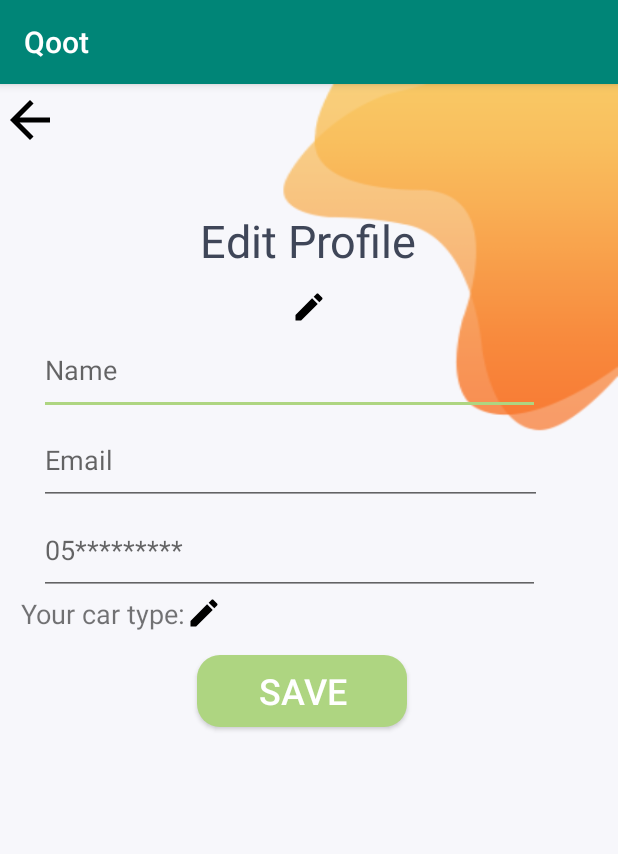
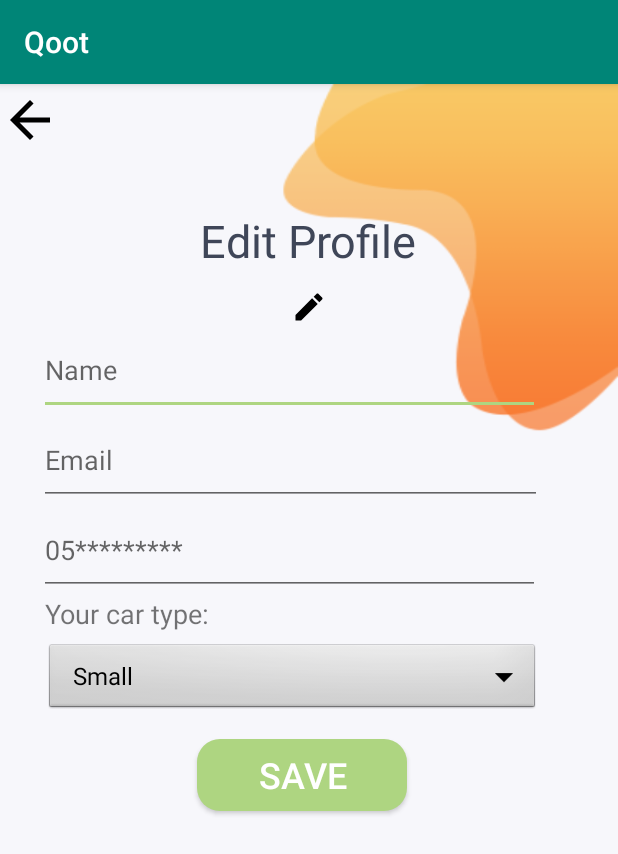
Before and after one commit to HussaSq/Qoot, an Android app: the EditVolunteerProfile screen opened directly, with no data from a screen before it, on a phone screen of 412 x 824 dp. Shown: the top 854 px of the screen. Run offline under Robolectric (Android 15) with nearby library versions, the phone set to English and light mode, and no system bars.

Commit message:
fix reg+add DD V profile

```diff
--- a/app/src/main/java/com/example/qoot/EditVolunteerProfile.java
+++ b/app/src/main/java/com/example/qoot/EditVolunteerProfile.java
@@ -5,11 +5,12 @@ import androidx.appcompat.app.AppCompatActivity;
 import android.content.Intent;
 import android.os.Bundle;
 import android.view.View;
+import android.widget.ArrayAdapter;
+import android.widget.Spinner;
 
 public class EditVolunteerProfile extends AppCompatActivity {
 
-
-
+    Spinner cars;
 
 
     @Override
@@ -17,7 +18,12 @@ public class EditVolunteerProfile extends AppCompatActivity {
         super.onCreate(savedInstanceState);
         setContentView(R.layout.activity_edit_volunteer_profile);
 
-
+        // DROP DOWN CODE
+        cars = findViewById(R.id.carDD);
+        final String[] types = new String[]{"Small", "Medium", "Truck","None"};
+        ArrayAdapter<String> adapter = new ArrayAdapter<String>(this, android.R.layout.simple_spinner_dropdown_item, types);
+        cars.setAdapter(adapter);
+        // I think here we need to fetch the type from DB.. not like the above
     }
 
     public void OpenProfile(View view) {
--- a/app/src/main/java/com/example/qoot/RegisterAsVolunteer.java
+++ b/app/src/main/java/com/example/qoot/RegisterAsVolunteer.java
@@ -85,7 +85,7 @@ public class RegisterAsVolunteer extends AppCompatActivity {
                 final String passW = password.getText().toString().trim();
 
                 if (TextUtils.isEmpty(name)) {
-                    username.setError("Please Enter Username, It is Required");
+                    username.setError("Please Enter Your Name, It is Required");
                     return;
                 }
                 if (TextUtils.isEmpty(Em)) {
--- a/app/src/main/res/layout/activity_edit_volunteer_profile.xml
+++ b/app/src/main/res/layout/activity_edit_volunteer_profile.xml
@@ -119,7 +119,8 @@
         <LinearLayout
             android:layout_width="match_parent"
             android:layout_height="wrap_content"
-            android:orientation="horizontal">
+            android:orientation="horizontal"
+            android:layout_marginLeft="16dp">
 
             <TextView
                 android:id="@+id/text_car_type"
@@ -131,17 +132,33 @@
                 tools:layout_editor_absoluteX="16dp"
                 tools:layout_editor_absoluteY="502dp" />
 
-            <ImageView
+            <!-- <ImageView
                 android:id="@+id/imageView2"
                 android:layout_width="wrap_content"
                 android:layout_height="wrap_content"
                 android:src="@drawable/ic_edit_black_24dp"
                 tools:ignore="MissingConstraints"
                 tools:layout_editor_absoluteX="245dp"
-                tools:layout_editor_absoluteY="127dp" />
+                tools:layout_editor_absoluteY="127dp" /> -->
+
         </LinearLayout>
 
 
+        <Spinner
+            android:id="@+id/carDD"
+            android:layout_width="330dp"
+            android:layout_height="50dp"
+            android:layout_marginStart="16dp"
+            android:layout_marginLeft="16dp"
+            android:layout_marginTop="6dp"
+            android:background="@android:drawable/btn_dropdown"
+            android:drawSelectorOnTop="true"
+            android:spinnerMode="dropdown"
+            app:layout_constraintBottom_toBottomOf="parent"
+            app:layout_constraintEnd_toEndOf="parent"
+            app:layout_constraintHorizontal_bias="0.0"
+            app:layout_constraintStart_toStartOf="parent"
+            app:layout_constraintVertical_bias="0.24" />
 
         <Button
             android:id="@+id/button"
--- a/app/src/main/res/layout/activity_register_as_donator.xml
+++ b/app/src/main/res/layout/activity_register_as_donator.xml
@@ -57,7 +57,7 @@ tools:context=".RegisterAsDonator">
                     android:layout_marginLeft="12dp"
                     android:ems="10"
                     android:inputType="textPersonName"
-                    android:hint="User Name"/>
+                    android:hint="Name"/>
 
 
 
--- a/app/src/main/res/layout/activity_register_as_volunteer.xml
+++ b/app/src/main/res/layout/activity_register_as_volunteer.xml
@@ -73,7 +73,7 @@
                     android:layout_height="60dp"
                     android:layout_marginLeft="12dp"
                     android:ems="10"
-                    android:hint="User Name"
+                    android:hint="Name"
                     android:inputType="textPersonName" />
 
                 <EditText
@@ -173,7 +173,6 @@
                     android:layout_width="231dp"
                     android:layout_height="wrap_content"
                     android:layout_gravity="center"
-                    android:checkedButton="@id/male"
                     android:orientation="horizontal"
                     app:layout_constraintBottom_toTopOf="@+id/button"
                     app:layout_constraintEnd_toEndOf="parent"
@@ -188,6 +187,7 @@
                         android:layout_height="53dp"
                         android:buttonTint="#3f4658"
                         android:text="Male"
+                        android:checked="true"
                         android:textColor="#3f4658"
                         android:textColorLink="#000000"
                         android:textSize="22sp"
@@ -235,7 +235,7 @@
                     <TextView
                         android:layout_width="wrap_content"
                         android:layout_height="wrap_content"
-                        android:text="already have Acount?"
+                        android:text="already have Account?"
                         android:textSize="16sp" />
 
                     <TextView
```
Also changed, not shown: app/src/main/java/com/example/qoot/RegisterAsDonator.java (+6 -2 lines).
